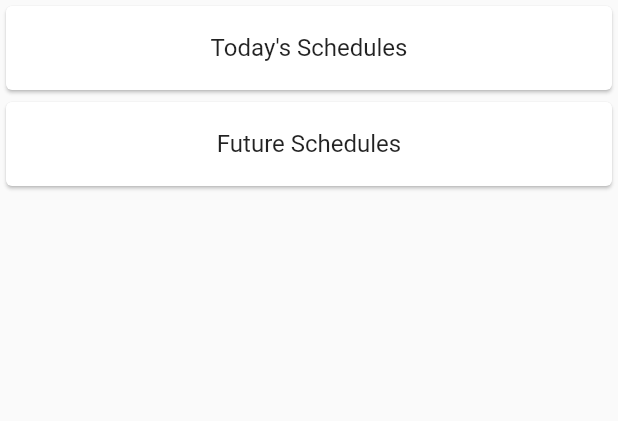
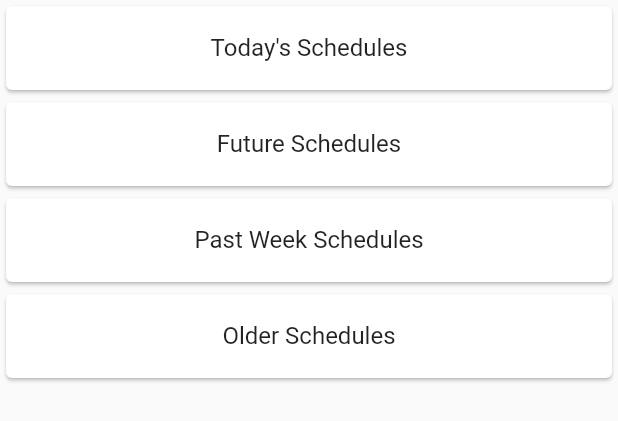
Before and after one commit to MPadilla198/Andrea-Lists, a Flutter app: the MySchedule widget shown alone on an empty page, opened directly with empty values, on a phone screen of 412 x 824 dp. Shown: the top 421 px of the screen. Run offline on Flutter 3.47's test engine with Material 2 defaults, Android fonts, the phone set to English and light mode, and no system bars; statements that could not run were skipped.

Commit message:
Update main.dart

```diff
--- a/lib/main.dart
+++ b/lib/main.dart
@@ -228,7 +228,7 @@ class MySchedule extends StatelessWidget {
 		return pastWeekSchedule;
 	}
 
-	List<Widget> getPastWeekSchedule() {
+	List<Widget> getOlderSchedule() {
 		DateTime beginLastWeek = new DateTime.now().subtract(newDuration(days: 7));
 
 		List<Widget> olderSchedule = [
@@ -262,6 +262,16 @@ class MySchedule extends StatelessWidget {
 		new Card(
 			child: new Column(
 				children: getFutureSchedule(),
+			),
+		),
+	      	new Card(
+			child: new Column(
+				children: getPastWeekSchedule(),
+			),
+		),
+	      	new Card(
+			child: new Column(
+				children: getOlderSchedule(),
 			),
 		),
       ],
@@ -525,7 +535,7 @@ class _ListPageState extends State<ListPage> {
                       child: new Text("ADD"),
                       onPressed: () {
                         if (_newListItemName != null) {
-                          setState(() {
+				  setState(() {
                             myListItems
                                 .add(new MyListItem(title: _newListItemName));
                           });
```
